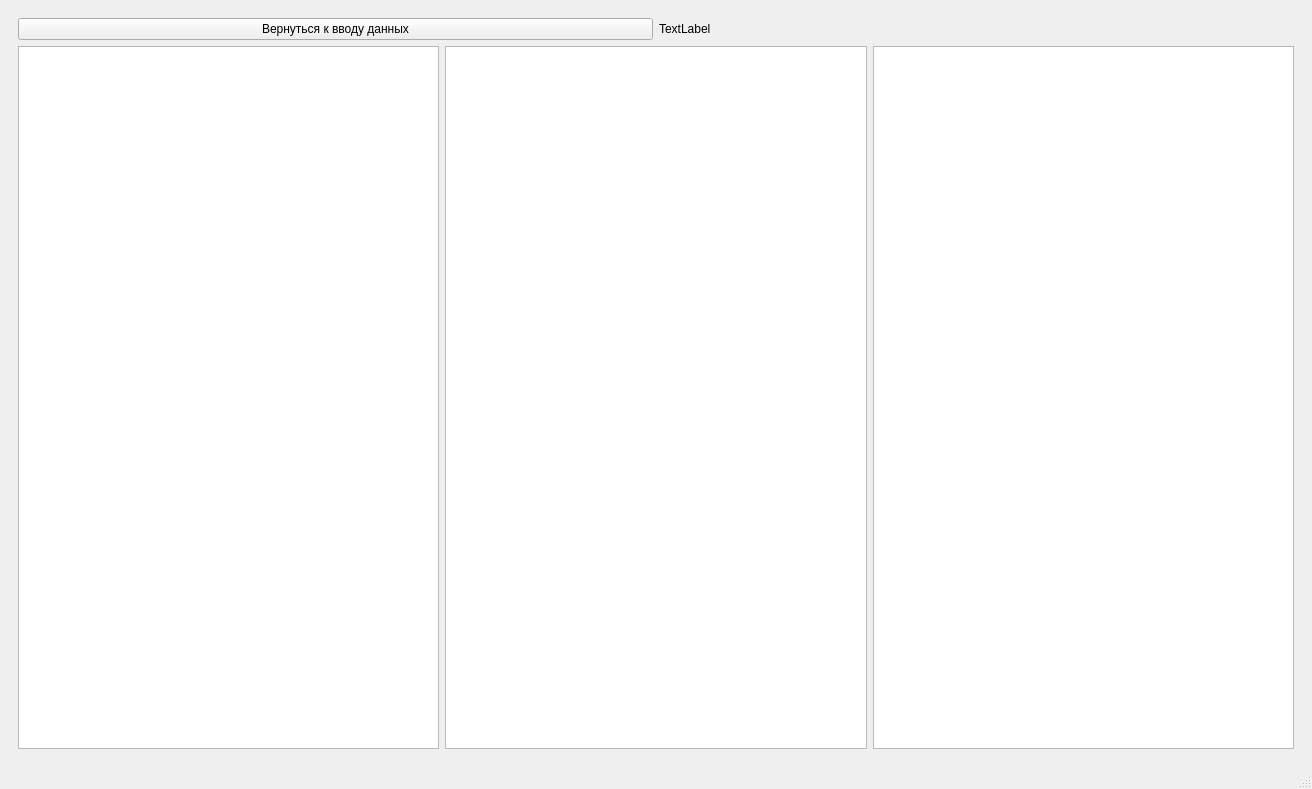
The window that meteo2/mainwindow.ui (novikovka/meteorological-complex) describes before a commit, drawn with Qt 5.
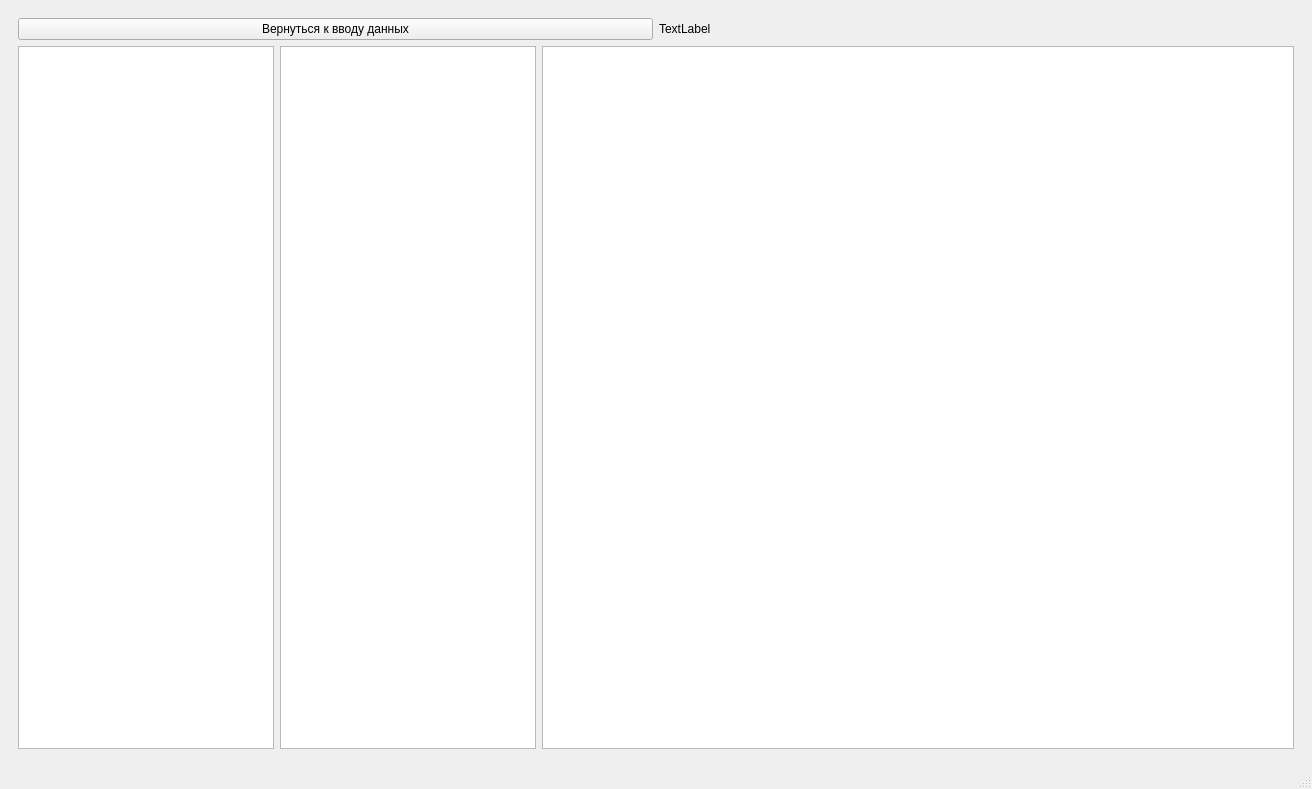
The same window after the commit. The open tabs and pages were chosen to show the change.

Diff of the .ui file:
```diff
--- a/meteo2/mainwindow.ui
+++ b/meteo2/mainwindow.ui
@@ -304,34 +304,37 @@
          </layout>
         </item>
         <item>
-         <layout class="QHBoxLayout" name="horizontalLayout_2">
+         <layout class="QHBoxLayout" name="horizontalLayout_2" stretch="0,0,1">
           <item>
            <widget class="QTableWidget" name="TableMtd">
             <property name="sizePolicy">
-             <sizepolicy hsizetype="MinimumExpanding" vsizetype="Expanding">
+             <sizepolicy hsizetype="Maximum" vsizetype="Expanding">
               <horstretch>0</horstretch>
               <verstretch>0</verstretch>
              </sizepolicy>
             </property>
             <property name="maximumSize">
              <size>
-              <width>800</width>
+              <width>16777215</width>
               <height>16777215</height>
              </size>
             </property>
+            <attribute name="horizontalHeaderStretchLastSection">
+             <bool>false</bool>
+            </attribute>
            </widget>
           </item>
           <item>
            <widget class="QTableWidget" name="TableMts">
             <property name="sizePolicy">
-             <sizepolicy hsizetype="Expanding" vsizetype="Expanding">
+             <sizepolicy hsizetype="Maximum" vsizetype="Expanding">
               <horstretch>0</horstretch>
               <verstretch>0</verstretch>
              </sizepolicy>
             </property>
             <property name="maximumSize">
              <size>
-              <width>800</width>
+              <width>16777215</width>
               <height>16777215</height>
              </size>
             </property>
```
Left out of the diff: 4 changed lines with no effect on the pictures.
